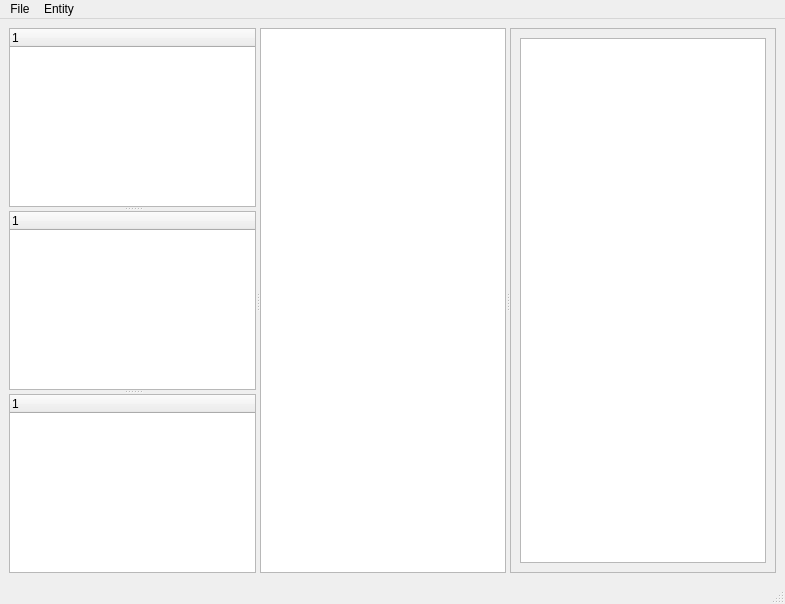
Before: the Qt Designer form tools/qt/assetEditor/assetEditor.ui in rmy/sagaengine, drawn with Qt 5.
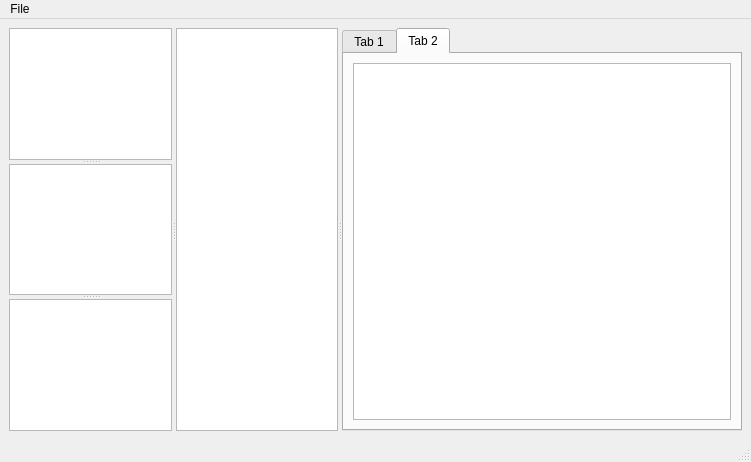
After: the same form once the commit is applied.

```diff
--- a/tools/qt/assetEditor/assetEditor.ui
+++ b/tools/qt/assetEditor/assetEditor.ui
@@ -8,70 +8,109 @@
    <rect>
     <x>0</x>
     <y>0</y>
-    <width>785</width>
-    <height>604</height>
+    <width>751</width>
+    <height>462</height>
    </rect>
   </property>
-  <property name="sizePolicy" >
-   <sizepolicy>
-    <hsizetype>7</hsizetype>
-    <vsizetype>7</vsizetype>
-    <horstretch>0</horstretch>
-    <verstretch>0</verstretch>
-   </sizepolicy>
-  </property>
   <property name="windowTitle" >
    <string>SagaEngine asset editor</string>
   </property>
   <widget class="QWidget" name="centralwidget" >
-   <layout class="QGridLayout" >
+   <layout class="QVBoxLayout" >
     <property name="margin" >
      <number>9</number>
     </property>
     <property name="spacing" >
      <number>6</number>
     </property>
-    <item row="0" column="0" >
-     <widget class="QSplitter" name="work" >
+    <item>
+     <widget class="QSplitter" name="splitter_2" >
       <property name="orientation" >
        <enum>Qt::Horizontal</enum>
       </property>
       <widget class="QSplitter" name="splitter" >
+       <property name="sizePolicy" >
+        <sizepolicy>
+         <hsizetype>5</hsizetype>
+         <vsizetype>5</vsizetype>
+         <horstretch>0</horstretch>
+         <verstretch>0</verstretch>
+        </sizepolicy>
+       </property>
        <property name="orientation" >
         <enum>Qt::Vertical</enum>
        </property>
-       <widget class="QTreeWidget" name="type" />
-       <widget class="QTreeWidget" name="files" />
-       <widget class="QTreeWidget" name="level" />
+       <widget class="QTreeView" name="files" >
+        <property name="toolTip" >
+         <string>Files</string>
+        </property>
+       </widget>
+       <widget class="QTreeView" name="levels" >
+        <property name="toolTip" >
+         <string>Levels</string>
+        </property>
+       </widget>
+       <widget class="QTreeView" name="types" >
+        <property name="toolTip" >
+         <string>Types</string>
+        </property>
+       </widget>
       </widget>
-      <widget class="QTableWidget" name="tableWidget" >
+      <widget class="QListView" name="entities" >
        <property name="sizePolicy" >
         <sizepolicy>
-         <hsizetype>7</hsizetype>
+         <hsizetype>5</hsizetype>
          <vsizetype>5</vsizetype>
          <horstretch>0</horstretch>
          <verstretch>0</verstretch>
         </sizepolicy>
        </property>
       </widget>
-      <widget class="QFrame" name="properties" >
-       <property name="frameShape" >
-        <enum>QFrame::StyledPanel</enum>
+      <widget class="QTabWidget" name="tabWidget" >
+       <property name="minimumSize" >
+        <size>
+         <width>400</width>
+         <height>0</height>
+        </size>
        </property>
-       <property name="frameShadow" >
-        <enum>QFrame::Raised</enum>
+       <property name="baseSize" >
+        <size>
+         <width>0</width>
+         <height>0</height>
+        </size>
        </property>
-       <layout class="QGridLayout" >
-        <property name="margin" >
-         <number>9</number>
-        </property>
-        <property name="spacing" >
-         <number>6</number>
-        </property>
-        <item row="0" column="0" >
-         <widget class="QTextEdit" name="textEdit" />
-        </item>
-       </layout>
+       <property name="currentIndex" >
+        <number>1</number>
+       </property>
+       <widget class="QWidget" name="tab_3" >
+        <attribute name="title" >
+         <string>Tab 1</string>
+        </attribute>
+        <layout class="QVBoxLayout" >
+         <property name="margin" >
+          <number>9</number>
+         </property>
+         <property name="spacing" >
+          <number>6</number>
+         </property>
+        </layout>
+       </widget>
+       <widget class="QWidget" name="tab_4" >
+        <attribute name="title" >
+         <string>Tab 2</string>
+        </attribute>
+        <layout class="QVBoxLayout" >
+         <property name="margin" >
+          <number>9</number>
+         </property>
+         <property name="spacing" >
+          <number>6</number>
+         </property>
+         <item>
+          <widget class="QTextEdit" name="sourceEditor" />
+         </item>
+        </layout>
+       </widget>
       </widget>
      </widget>
     </item>
@@ -82,22 +121,10 @@
     <rect>
      <x>0</x>
      <y>0</y>
-     <width>785</width>
-     <height>22</height>
+     <width>751</width>
+     <height>25</height>
     </rect>
    </property>
-   <widget class="QMenu" name="menuThing" >
-    <property name="title" >
-     <string>Entity</string>
-    </property>
-    <widget class="QMenu" name="menuCreate" >
-     <property name="title" >
-      <string>Create</string>
-     </property>
-     <addaction name="actionThing" />
-    </widget>
-    <addaction name="menuCreate" />
-   </widget>
    <widget class="QMenu" name="menuFile" >
     <property name="title" >
      <string>File</string>
@@ -108,7 +135,6 @@
     <addaction name="actionExit" />
    </widget>
    <addaction name="menuFile" />
-   <addaction name="menuThing" />
   </widget>
   <widget class="QStatusBar" name="statusbar" />
   <action name="actionSave" >
```
Left out of the diff: 59 changed lines with no effect on the pictures.
